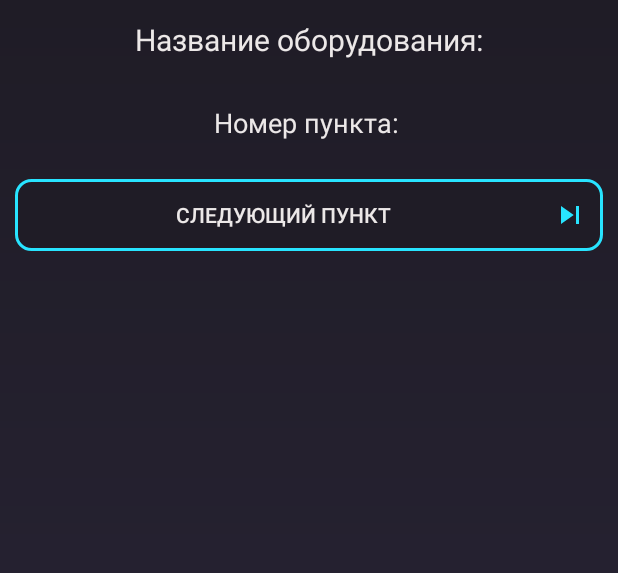
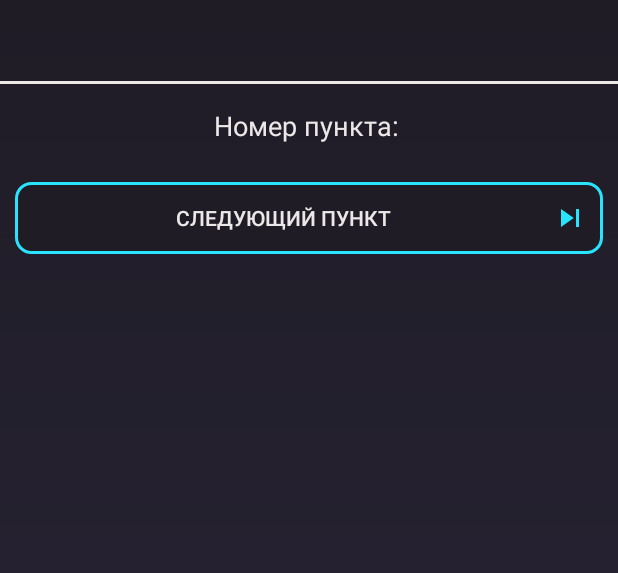
Before and after one commit to iamsardorbek/APS_Andon, an Android app: the layout quest_activity_point_dynamic.xml on its own in the app's theme, with its tools: preview values and no code run, on a phone screen of 412 x 824 dp. Shown: the top 573 px of the screen. Run offline under Robolectric (Android 15) with nearby library versions, the phone set to English and light mode, and no system bars.

```diff
--- a/app/src/main/res/layout/list_item.xml
+++ b/app/src/main/res/layout/list_item.xml
@@ -12,11 +12,11 @@
         android:layout_width="match_parent"
         android:layout_height="wrap_content"
         android:layout_marginStart="15dp"
-        android:gravity="center"
         android:layout_marginLeft="15dp"
         android:background="@drawable/list_expand"
+        android:gravity="center"
         android:padding="5dp"
         android:textColor="@color/blackListItem"
-        android:textStyle="bold"
-        android:textSize="16sp" />
+        android:textSize="16sp"
+        android:textStyle="bold" />
 </LinearLayout>
--- a/app/src/main/res/layout/quest_activity_point_dynamic.xml
+++ b/app/src/main/res/layout/quest_activity_point_dynamic.xml
@@ -33,12 +33,16 @@
                     android:layout_width="match_parent"
                     android:layout_height="wrap_content"
                     android:layout_margin="10dp"
+                    android:gravity="center"
+                    android:includeFontPadding="false"
                     android:padding="5dp"
-                    android:includeFontPadding="false"
-                    android:gravity="center"
-                    android:text="@string/equipment_name_textview"
                     android:textColor="@color/text"
-                    android:textSize="20sp"/>
+                    android:textSize="20sp" />
+
+                <View
+                    android:layout_width="wrap_content"
+                    android:layout_height="2dp"
+                    android:background="@color/text"/>
 
                 <TextView
                     android:id="@+id/nomer_punkta"
```
Also changed, not shown: app/src/main/res/layout/list_group.xml (+13 -9 lines).
